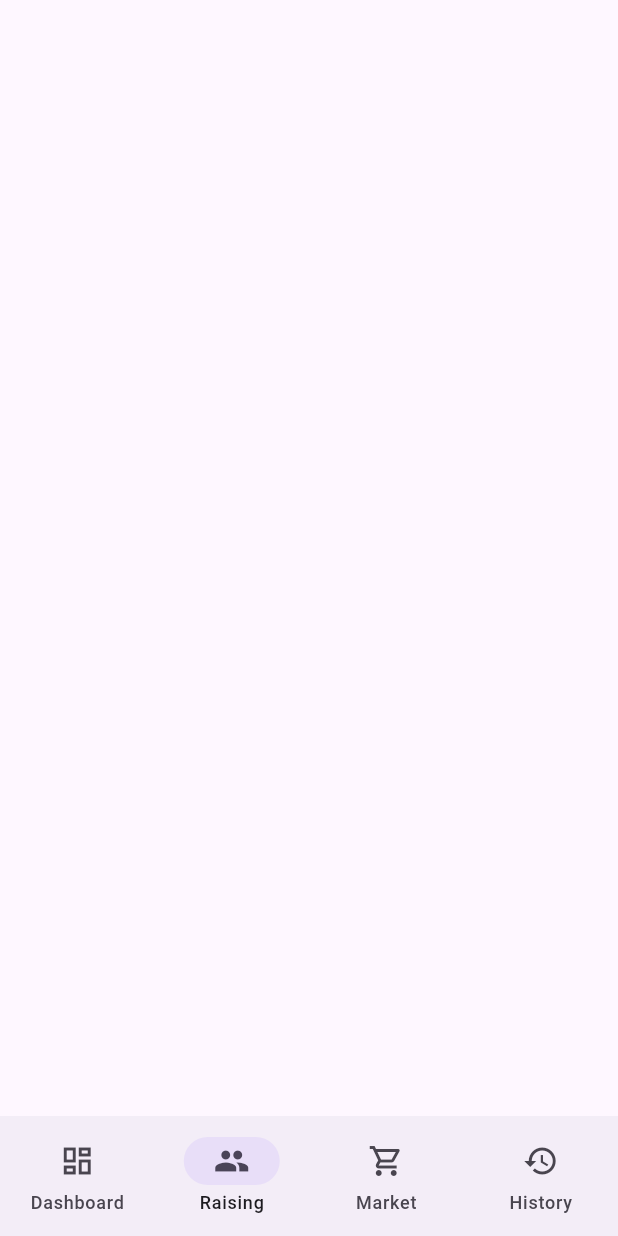
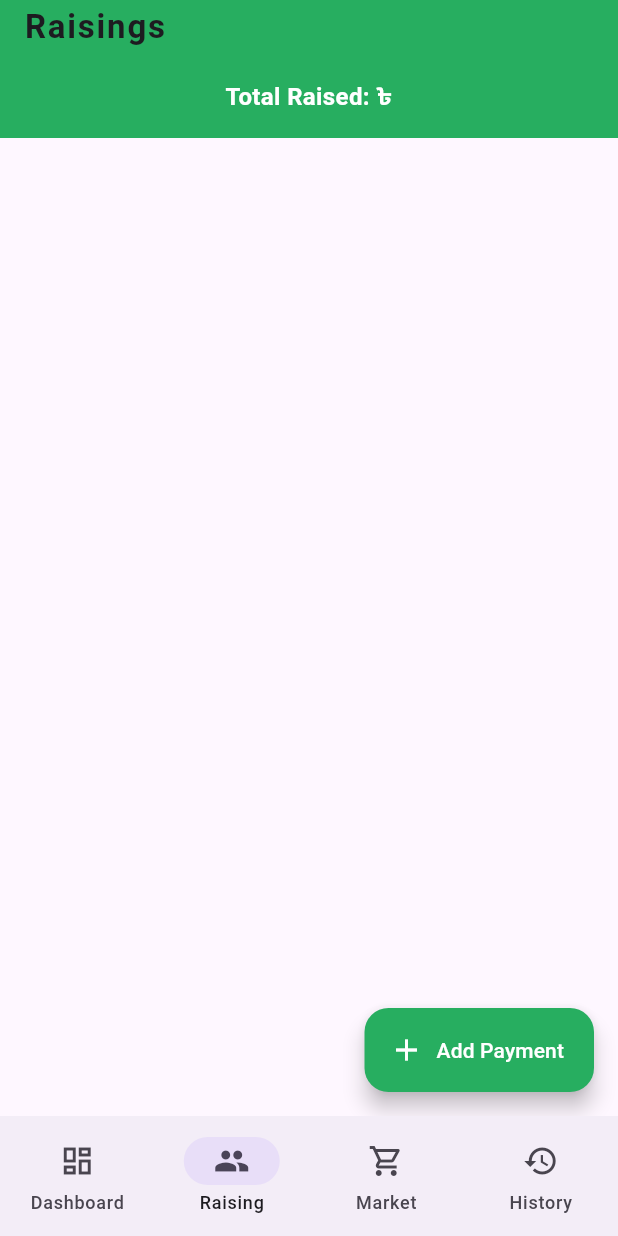
Before and after one commit to Yeasin00p/takar_khata, a Flutter app: the screen it shows after launch, item 2 of the bottom bar chosen, on a phone screen of 412 x 824 dp. Run offline on Flutter 3.47's test engine with Material 3 defaults, Android fonts, the light colour scheme and no system bars.

Commit message:
raising add payment ui

```diff
--- a/lib/features/raising/presentation/screen/raising_screen.dart
+++ b/lib/features/raising/presentation/screen/raising_screen.dart
@@ -1,10 +1,53 @@
 import 'package:flutter/material.dart';
+import 'package:takar_khata/core/theme/app_theme.dart';
+import 'package:takar_khata/features/raising/presentation/widget/show_add_sheet_widget.dart';
 
 class RaisingScreen extends StatelessWidget {
   const RaisingScreen({super.key});
 
+  void _openAddPaymentSheet(BuildContext context) {
+    showModalBottomSheet(
+      context: context,
+      isScrollControlled: true,
+      shape: const RoundedRectangleBorder(
+        borderRadius: BorderRadius.vertical(top: Radius.circular(20)),
+      ),
+      builder: (_) => const AddPaymentSheet(),
+    );
+  }
+
   @override
   Widget build(BuildContext context) {
-    return Container();
+    return Scaffold(
+      appBar: AppBar(
+        title: Text(
+          'Raisings',
+          style: TextStyle(fontWeight: FontWeight.bold, letterSpacing: 1.2),
+        ),
+        backgroundColor: AppTheme.green,
+        bottom: PreferredSize(
+          preferredSize: Size.fromHeight(36),
+          child: Container(
+            color: AppTheme.green,
+            padding: EdgeInsets.all(16),
+            child: Text(
+              'Total Raised: ৳',
+              style: TextStyle(
+                color: Colors.white,
+                fontSize: 16,
+                fontWeight: FontWeight.bold,
+              ),
+              textAlign: TextAlign.center,
+            ),
+          ),
+        ),
+      ),
+      floatingActionButton: FloatingActionButton.extended(
+        onPressed: () => _openAddPaymentSheet(context),
+        backgroundColor: AppTheme.green,
+        icon: Icon(Icons.add, color: Colors.white),
+        label: const Text('Add Payment', style: TextStyle(color: Colors.white)),
+      ),
+    );
   }
 }
```
Also changed, not shown: lib/features/raising/presentation/widget/show_add_sheet_widget.dart (added, +131 -0 lines).
